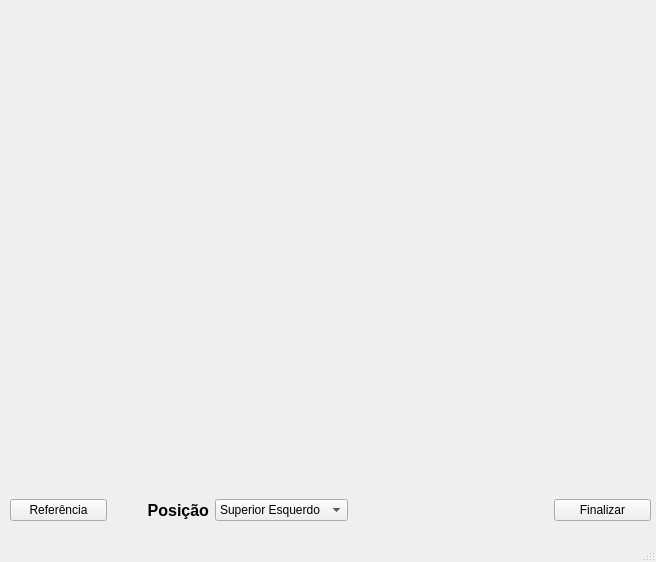
First picture: the form in reddragons/interface/ui_files/perspectiva.ui, repository Red-Dragons-UFSCar/red-visao, before the edit.
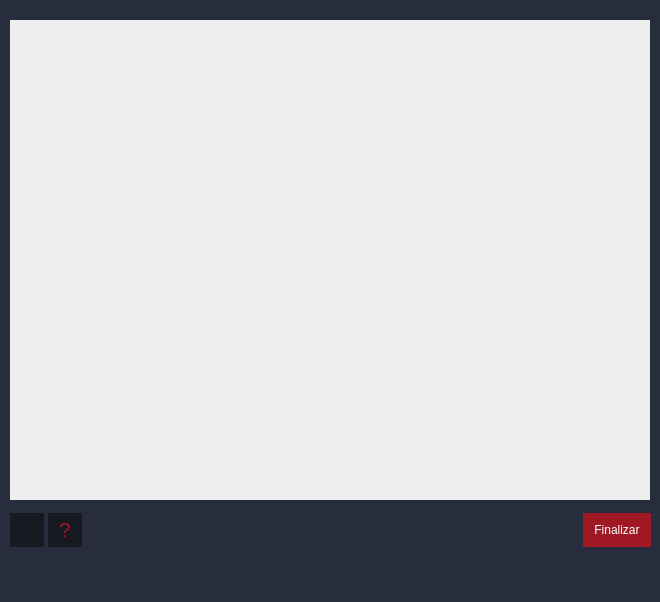
Second picture: the form after the edit. Icons and pictures are not drawn.

Commit message: nova tela perspectiva

```diff
--- a/reddragons/interface/ui_files/perspectiva.ui
+++ b/reddragons/interface/ui_files/perspectiva.ui
@@ -6,19 +6,26 @@
    <rect>
     <x>0</x>
     <y>0</y>
-    <width>656</width>
-    <height>562</height>
+    <width>660</width>
+    <height>602</height>
    </rect>
   </property>
   <property name="windowTitle">
    <string>Perspectiva</string>
   </property>
+  <property name="autoFillBackground">
+   <bool>false</bool>
+  </property>
+  <property name="styleSheet">
+   <string notr="true">background-color: rgb(39, 45, 60);
+color: rgb(255, 255, 255);</string>
+  </property>
   <widget class="QWidget" name="centralwidget">
    <widget class="QLabel" name="QT_Imagem">
     <property name="geometry">
      <rect>
       <x>10</x>
-      <y>0</y>
+      <y>20</y>
       <width>640</width>
       <height>480</height>
      </rect>
@@ -34,70 +41,68 @@
     <property name="geometry">
      <rect>
       <x>10</x>
-      <y>490</y>
+      <y>510</y>
       <width>641</width>
       <height>41</height>
      </rect>
     </property>
     <layout class="QHBoxLayout" name="horizontalLayout">
+     <property name="spacing">
+      <number>4</number>
+     </property>
      <item>
       <widget class="QPushButton" name="QT_btReferencia">
-       <property name="text">
-        <string>Referência</string>
+       <property name="minimumSize">
+        <size>
+         <width>34</width>
+         <height>34</height>
+        </size>
        </property>
-      </widget>
-     </item>
-     <item>
-      <widget class="QLabel" name="label">
-       <property name="sizePolicy">
-        <sizepolicy hsizetype="Preferred" vsizetype="Preferred">
-         <horstretch>0</horstretch>
-         <verstretch>0</verstretch>
-        </sizepolicy>
+       <property name="maximumSize">
+        <size>
+         <width>34</width>
+         <height>34</height>
+        </size>
        </property>
-       <property name="font">
-        <font>
-         <pointsize>12</pointsize>
-         <weight>75</weight>
-         <bold>true</bold>
-        </font>
+       <property name="styleSheet">
+        <string notr="true">border-radius:0px;
+background-color: rgb(23, 25, 33);
+color: rgb(255, 255, 255);
+</string>
        </property>
        <property name="text">
-        <string>Posição</string>
+        <string/>
        </property>
-       <property name="alignment">
-        <set>Qt::AlignRight|Qt::AlignTrailing|Qt::AlignVCenter</set>
+       <property name="icon">
+        <iconset>
+         <normaloff>../icon/26719-7-restart-hd.png</normaloff>../icon/26719-7-restart-hd.png</iconset>
        </property>
       </widget>
      </item>
      <item>
-      <widget class="QComboBox" name="QT_posicao">
-       <property name="sizePolicy">
-        <sizepolicy hsizetype="Preferred" vsizetype="Fixed">
-         <horstretch>0</horstretch>
-         <verstretch>0</verstretch>
-        </sizepolicy>
+      <widget class="QPushButton" name="btnHelp">
+       <property name="minimumSize">
+        <size>
+         <width>34</width>
+         <height>34</height>
+        </size>
        </property>
-       <item>
-        <property name="text">
-         <string>Superior Esquerdo</string>
-        </property>
-       </item>
-       <item>
-        <property name="text">
-         <string>Superior Direito</string>
-        </property>
-       </item>
-       <item>
-        <property name="text">
-         <string>Inferior Esquerdo</string>
-        </property>
-       </item>
-       <item>
-        <property name="text">
-         <string>Inferior Direito</string>
-        </property>
-       </item>
+       <property name="maximumSize">
+        <size>
+         <width>34</width>
+         <height>16777215</height>
+        </size>
+       </property>
+       <property name="styleSheet">
+        <string notr="true">border-radius:0px;
+background-color: rgb(23, 25, 33);
+color: #9F1823;;
+font-size: 20px;
+</string>
+       </property>
+       <property name="text">
+        <string>?</string>
+       </property>
       </widget>
      </item>
      <item>
@@ -105,12 +110,9 @@
        <property name="orientation">
         <enum>Qt::Horizontal</enum>
        </property>
-       <property name="sizeType">
-        <enum>QSizePolicy::Fixed</enum>
-       </property>
        <property name="sizeHint" stdset="0">
         <size>
-         <width>200</width>
+         <width>40</width>
          <height>20</height>
         </size>
        </property>
@@ -118,6 +120,24 @@
      </item>
      <item>
       <widget class="QPushButton" name="QT_btFinalizar">
+       <property name="minimumSize">
+        <size>
+         <width>68</width>
+         <height>34</height>
+        </size>
+       </property>
+       <property name="maximumSize">
+        <size>
+         <width>100</width>
+         <height>16777215</height>
+        </size>
+       </property>
+       <property name="styleSheet">
+        <string notr="true">border-radius:0px;
+background-color: #9F1823;
+color: rgb(255, 255, 255);
+</string>
+       </property>
        <property name="text">
         <string>Finalizar</string>
        </property>
```
Left out of the diff: 6 changed lines with no effect on the pictures. The commit also changes 1 other file.
